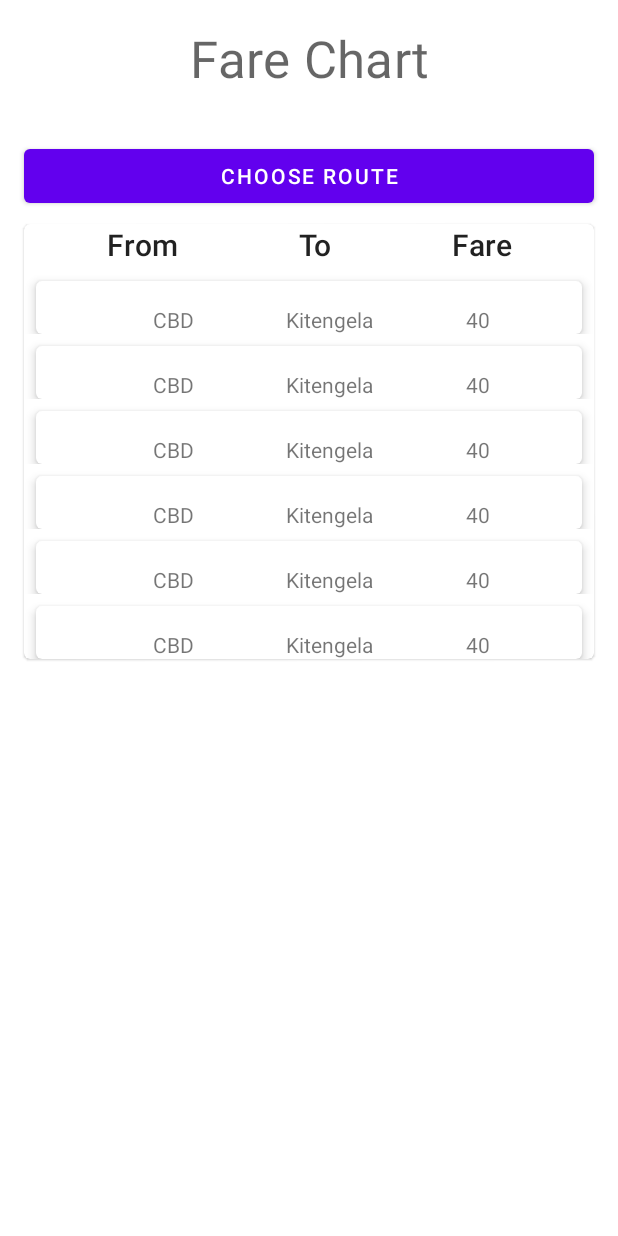
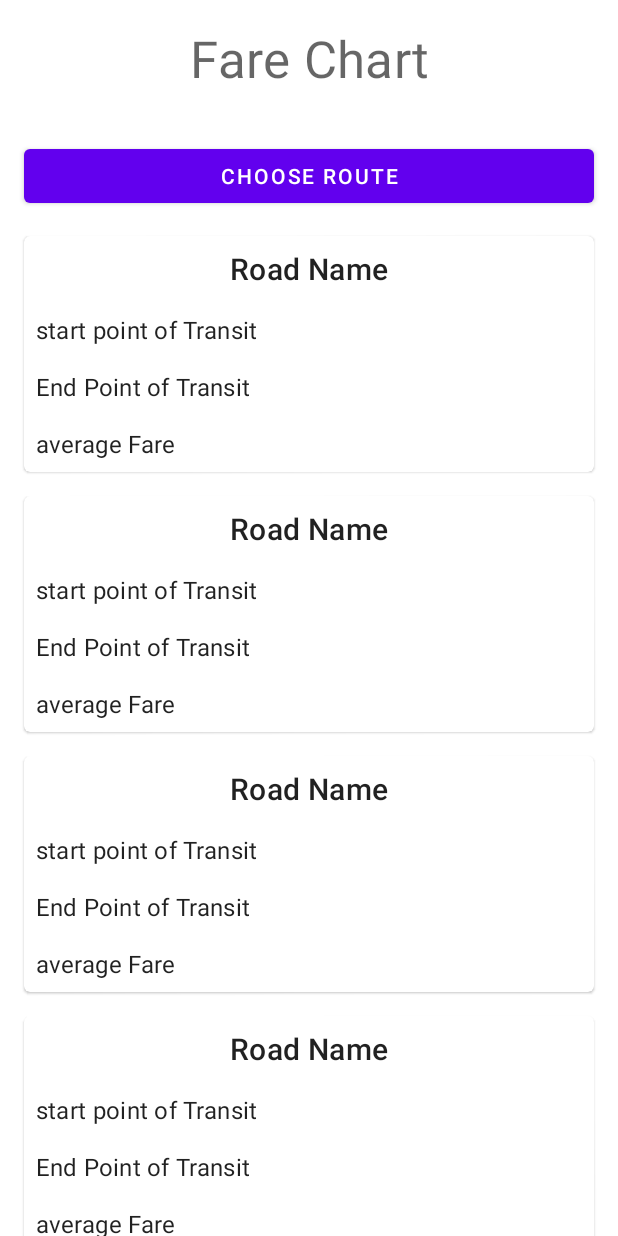
Before and after one commit to MalukiMuthusi/dmt-hackathon, an Android app: the layout fragment_home.xml on its own in the app's theme, with its tools: preview values and no code run, on a phone screen of 412 x 824 dp. Run offline under Robolectric (Android 15) with nearby library versions, the phone set to English and light mode, and no system bars.

```diff
--- a/app/src/main/java/codes/malukimuthusi/hackathon/HomeFragment.kt
+++ b/app/src/main/java/codes/malukimuthusi/hackathon/HomeFragment.kt
@@ -55,7 +55,7 @@ class HomeFragment : Fragment() {
         Repository.getRoutes(viewModel.listenerObject)
 
 
-        binding.button.setOnClickListener {
+        binding.chooseRoute.setOnClickListener {
             findNavController().navigate(
                 HomeFragmentDirections.actionHomeFragmentToSaccoFareFragment(null)
             )
--- a/app/src/main/java/codes/malukimuthusi/hackathon/SaccoFareFragment.kt
+++ b/app/src/main/java/codes/malukimuthusi/hackathon/SaccoFareFragment.kt
@@ -1,6 +1,7 @@
 package codes.malukimuthusi.hackathon
 
 import android.os.Bundle
+import android.util.Log
 import android.view.LayoutInflater
 import android.view.View
 import android.view.ViewGroup
@@ -70,6 +71,7 @@ class SaccoFareFragment : Fragment() {
         // observe list of saccos and update UI as new elements are added to the list.
         viewModel.saccoList.observe(viewLifecycleOwner, Observer {
             recyclerViewAdapter.submitList(it)
+            Log.d("saccoList", it.toString())
         })
 
 
--- a/app/src/main/java/codes/malukimuthusi/hackathon/data/BindingAdapters.kt
+++ b/app/src/main/java/codes/malukimuthusi/hackathon/data/BindingAdapters.kt
@@ -2,6 +2,7 @@ package codes.malukimuthusi.hackathon.data
 
 import android.widget.TextView
 import androidx.databinding.BindingAdapter
+import codes.malukimuthusi.hackathon.R
 import java.util.*
 import java.util.Calendar.HOUR_OF_DAY
 
@@ -42,6 +43,19 @@ fun currentFare(text: TextView, fare: Fare?) {
             else -> 0
         }).toString()
     }
+}
 
+@BindingAdapter("routeStart")
+fun routeStartFormatedUI(text: TextView, start: String) {
+    text.text = text.context.getString(R.string.start_station, start)
+}
 
+@BindingAdapter("routeName")
+fun routeNameRouteOverview(text: TextView, name: String) {
+    text.text = text.context.getString(R.string.route_name, name)
 }
+
+@BindingAdapter("routeEnd")
+fun endOfRoute(text: TextView, end: String) {
+    text.text = text.context.getString(R.string.end_station, end)
+}
--- a/app/src/main/java/codes/malukimuthusi/hackathon/data/FareChartAdapter.kt
+++ b/app/src/main/java/codes/malukimuthusi/hackathon/data/FareChartAdapter.kt
@@ -5,7 +5,7 @@ import android.view.ViewGroup
 import androidx.recyclerview.widget.DiffUtil
 import androidx.recyclerview.widget.ListAdapter
 import androidx.recyclerview.widget.RecyclerView
-import codes.malukimuthusi.hackathon.databinding.SingleChartBinding
+import codes.malukimuthusi.hackathon.databinding.RouteOverviewTemplateBinding
 
 class FareChartAdapter(val clicklistener: FareChartListener) :
     ListAdapter<Route, ChartViewHolder>(
@@ -25,12 +25,12 @@ class FareChartAdapter(val clicklistener: FareChartListener) :
 }
 
 class ChartViewHolder private constructor(
-    private val binding: SingleChartBinding
+    private val binding: RouteOverviewTemplateBinding
 ) :
     RecyclerView.ViewHolder(binding.root) {
 
     fun bind(routte: Route, clicklistener: FareChartListener) {
-        binding.routee = routte
+        binding.route = routte
         binding.clicklistener = clicklistener
         binding.executePendingBindings()
     }
@@ -38,7 +38,7 @@ class ChartViewHolder private constructor(
     companion object {
         fun from(parent: ViewGroup): ChartViewHolder {
             val layoutInflater = LayoutInflater.from(parent.context)
-            val binding = SingleChartBinding.inflate(layoutInflater, parent, false)
+            val binding = RouteOverviewTemplateBinding.inflate(layoutInflater, parent, false)
             return ChartViewHolder(binding)
         }
     }
--- a/app/src/main/java/codes/malukimuthusi/hackathon/data/dataModel.kt
+++ b/app/src/main/java/codes/malukimuthusi/hackathon/data/dataModel.kt
@@ -10,7 +10,7 @@ data class Route(
     val start: String? = "",
     val end: String? = "",
     val short_name: String? = "",
-    val fare: Int? = 50,
+    val fare: Int? = 0,
     val saccos: MutableMap<String, Boolean>? = HashMap(),
     @Exclude var key: String = ""
 
--- a/app/src/main/res/layout/fragment_home.xml
+++ b/app/src/main/res/layout/fragment_home.xml
@@ -28,7 +28,7 @@
             app:layout_constraintTop_toTopOf="parent" />
 
         <com.google.android.material.button.MaterialButton
-            android:id="@+id/button"
+            android:id="@+id/chooseRoute"
             android:layout_width="0dp"
             android:layout_height="wrap_content"
             android:layout_marginStart="16dp"
@@ -39,87 +39,19 @@
             app:layout_constraintStart_toStartOf="parent"
             app:layout_constraintTop_toBottomOf="@+id/textView" />
 
-        <com.google.android.material.card.MaterialCardView
+
+        <androidx.recyclerview.widget.RecyclerView
+            android:id="@+id/recycler_view"
             android:layout_width="match_parent"
             android:layout_height="wrap_content"
-            android:layout_marginStart="16dp"
             android:layout_marginTop="8dp"
-            android:layout_marginEnd="16dp"
+            app:layoutManager="androidx.recyclerview.widget.LinearLayoutManager"
             app:layout_constraintEnd_toEndOf="parent"
-            app:layout_constraintHorizontal_bias="1.0"
             app:layout_constraintStart_toStartOf="parent"
-            app:layout_constraintTop_toBottomOf="@+id/button">
+            app:layout_constraintTop_toBottomOf="@id/chooseRoute"
+            tools:itemCount="40"
+            tools:listitem="@layout/route_overview_template" />
 
-            <androidx.constraintlayout.widget.ConstraintLayout
-                android:layout_width="match_parent"
-                android:layout_height="match_parent">
-
-                <!--                <com.google.android.material.imageview.ShapeableImageView-->
-                <!--                    android:id="@+id/card_header"-->
-                <!--                    android:layout_width="match_parent"-->
-                <!--                    android:layout_height="40dp"-->
-                <!--                    android:scaleType="centerCrop"-->
-                <!--                    app:layout_constraintEnd_toEndOf="parent"-->
-                <!--                    app:layout_constraintStart_toStartOf="parent"-->
-                <!--                    app:layout_constraintTop_toTopOf="parent"-->
-                <!--                    app:srcCompat="@drawable/sample_image"-->
-                <!--                    app:tint="?attr/colorSurface"-->
-                <!--                    app:tintMode="multiply" />-->
-
-                <TextView
-                    android:id="@+id/start"
-                    style="@style/TextAppearance.MaterialComponents.Headline6"
-                    android:layout_width="133dp"
-                    android:layout_height="22dp"
-                    android:layout_marginStart="8dp"
-                    android:gravity="center_horizontal"
-                    android:text="From"
-                    app:layout_constraintEnd_toStartOf="@+id/destn"
-                    app:layout_constraintHorizontal_bias="0.5"
-                    app:layout_constraintStart_toStartOf="parent"
-                    app:layout_constraintTop_toTopOf="parent" />
-
-                <TextView
-                    android:id="@+id/destn"
-                    style="@style/TextAppearance.MaterialComponents.Headline6"
-                    android:layout_width="89dp"
-                    android:layout_height="wrap_content"
-                    android:gravity="center_horizontal"
-                    android:text="To"
-                    app:layout_constraintEnd_toStartOf="@+id/textView3"
-                    app:layout_constraintHorizontal_bias="0.5"
-                    app:layout_constraintStart_toEndOf="@+id/start"
-                    app:layout_constraintTop_toTopOf="@+id/start" />
-
-                <TextView
-                    android:id="@+id/textView3"
-                    style="@style/TextAppearance.MaterialComponents.Headline6"
-                    android:layout_width="125dp"
-                    android:layout_height="wrap_content"
-                    android:layout_marginEnd="8dp"
-                    android:gravity="center_horizontal"
-                    android:text="Fare"
-                    app:layout_constraintEnd_toEndOf="parent"
-                    app:layout_constraintHorizontal_bias="0.5"
-                    app:layout_constraintStart_toEndOf="@+id/destn"
-                    app:layout_constraintTop_toTopOf="@+id/destn" />
-
-                <androidx.recyclerview.widget.RecyclerView
-                    android:id="@+id/recycler_view"
-                    android:layout_width="match_parent"
-                    android:layout_height="wrap_content"
-                    android:layout_marginTop="8dp"
-                    app:layoutManager="androidx.recyclerview.widget.LinearLayoutManager"
-                    app:layout_constraintEnd_toEndOf="parent"
-                    app:layout_constraintHorizontal_bias="1.0"
-                    app:layout_constraintStart_toStartOf="parent"
-                    app:layout_constraintTop_toBottomOf="@id/start"
-                    tools:itemCount="40"
-                    tools:listitem="@layout/single_chart" />
-
-
-            </androidx.constraintlayout.widget.ConstraintLayout>
-        </com.google.android.material.card.MaterialCardView>
 
     </androidx.constraintlayout.widget.ConstraintLayout>
 </layout>
--- /dev/null
+++ b/app/src/main/res/layout/route_overview_template.xml
@@ -0,0 +1,92 @@
+<?xml version="1.0" encoding="utf-8"?>
+<layout xmlns:android="http://schemas.android.com/apk/res/android"
+    xmlns:app="http://schemas.android.com/apk/res-auto"
+    xmlns:tools="http://schemas.android.com/tools">
+
+    <data>
+
+        <variable
+            name="route"
+            type="codes.malukimuthusi.hackathon.data.Route" />
+
+        <variable
+            name="clicklistener"
+            type="codes.malukimuthusi.hackathon.data.FareChartListener" />
+    </data>
+
+    <androidx.constraintlayout.widget.ConstraintLayout
+        android:id="@+id/linearLayout"
+        android:layout_width="match_parent"
+        android:layout_height="wrap_content"
+        android:onClick="@{()->clicklistener.onClick(route)}">
+
+
+        <com.google.android.material.card.MaterialCardView
+            android:layout_width="0dp"
+            android:layout_height="wrap_content"
+            android:layout_marginStart="16dp"
+            android:layout_marginTop="8dp"
+            android:layout_marginEnd="16dp"
+            android:layout_marginBottom="8dp"
+            app:layout_constraintBottom_toBottomOf="parent"
+            app:layout_constraintEnd_toEndOf="parent"
+            app:layout_constraintStart_toStartOf="parent"
+            app:layout_constraintTop_toTopOf="parent">
+
+            <androidx.constraintlayout.widget.ConstraintLayout
+                android:layout_width="match_parent"
+                android:layout_height="match_parent">
+
+                <TextView
+                    android:id="@+id/roadName"
+                    style="@style/TextAppearance.MaterialComponents.Headline6"
+                    android:layout_width="0dp"
+                    android:layout_height="wrap_content"
+                    android:gravity="center|center_horizontal"
+                    android:padding="@dimen/pad_8dp"
+                    android:text="@{route.name}"
+                    app:layout_constraintEnd_toEndOf="parent"
+                    app:layout_constraintStart_toStartOf="parent"
+                    app:layout_constraintTop_toTopOf="parent"
+                    tools:text="Road Name" />
+
+                <TextView
+                    android:id="@+id/startPoint"
+                    style="@style/TextAppearance.MaterialComponents.Subtitle1"
+                    android:layout_width="0dp"
+                    android:layout_height="wrap_content"
+                    android:padding="@dimen/pad_8dp"
+                    android:text="@{route.start}"
+                    app:layout_constraintEnd_toEndOf="parent"
+                    app:layout_constraintStart_toStartOf="parent"
+                    app:layout_constraintTop_toBottomOf="@+id/roadName"
+                    tools:text="start point of Transit" />
+
+                <TextView
+                    android:id="@+id/endPoint"
+                    style="@style/TextAppearance.MaterialComponents.Subtitle1"
+                    android:layout_width="0dp"
+                    android:layout_height="wrap_content"
+                    android:padding="@dimen/pad_8dp"
+                    app:layout_constraintEnd_toEndOf="parent"
+                    app:layout_constraintStart_toStartOf="parent"
+                    app:layout_constraintTop_toBottomOf="@+id/startPoint"
+                    app:routeEnd="@{route.end}"
+                    tools:text="End Point of Transit" />
+
+                <TextView
+                    android:id="@+id/averageFare"
+                    style="@style/TextAppearance.MaterialComponents.Subtitle1"
+                    android:layout_width="0dp"
+                    android:layout_height="wrap_content"
+                    android:padding="@dimen/pad_8dp"
+                    android:text="@string/zero"
+                    app:layout_constraintEnd_toEndOf="parent"
+                    app:layout_constraintStart_toStartOf="parent"
+                    app:layout_constraintTop_toBottomOf="@+id/endPoint"
+                    tools:text="average Fare" />
+            </androidx.constraintlayout.widget.ConstraintLayout>
+        </com.google.android.material.card.MaterialCardView>
+
+    </androidx.constraintlayout.widget.ConstraintLayout>
+</layout>
--- /dev/null
+++ b/app/src/main/res/values/dimens.xml
@@ -0,0 +1,4 @@
+<?xml version="1.0" encoding="utf-8"?>
+<resources>
+    <dimen name="pad_8dp">8dp</dimen>
+</resources>
--- a/app/src/main/res/values/strings.xml
+++ b/app/src/main/res/values/strings.xml
@@ -14,4 +14,8 @@
     <string name="saccos">Saccos</string>
     <string name="rembo">REMBO</string>
     <string name="_50">50</string>
+    <string name="zero">0</string>
+    <string name="start_station">Start Station: %1$s</string>
+    <string name="end_station">End Station: %1$s</string>
+    <string name="route_name">%1$s</string>
 </resources>
```
